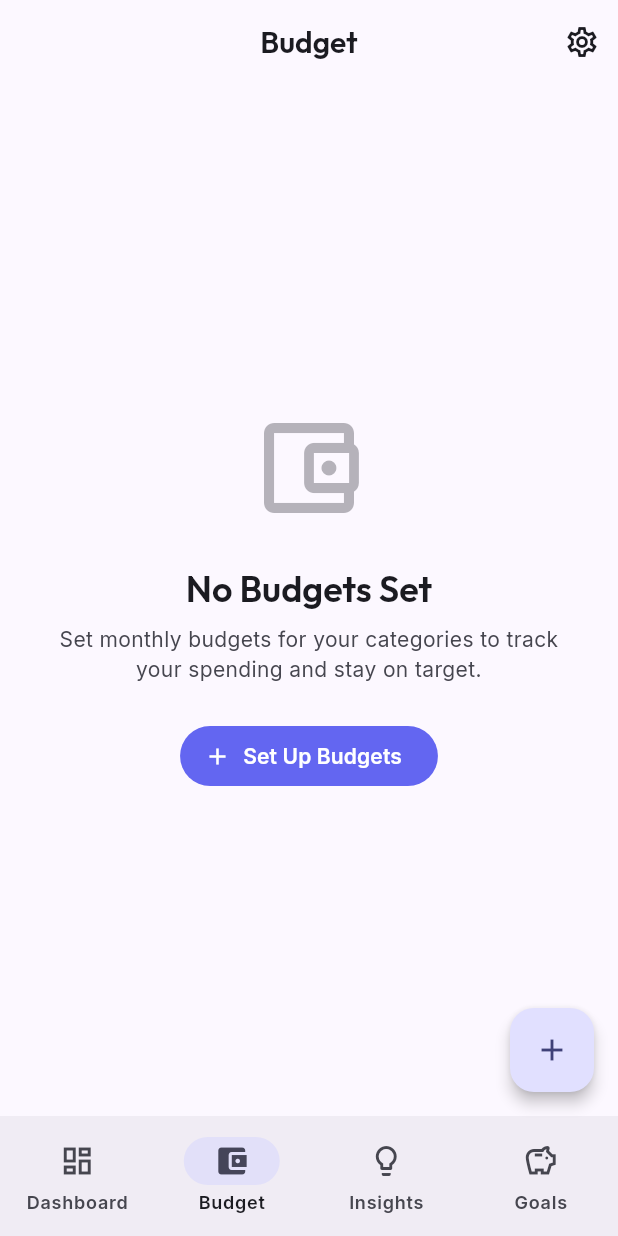
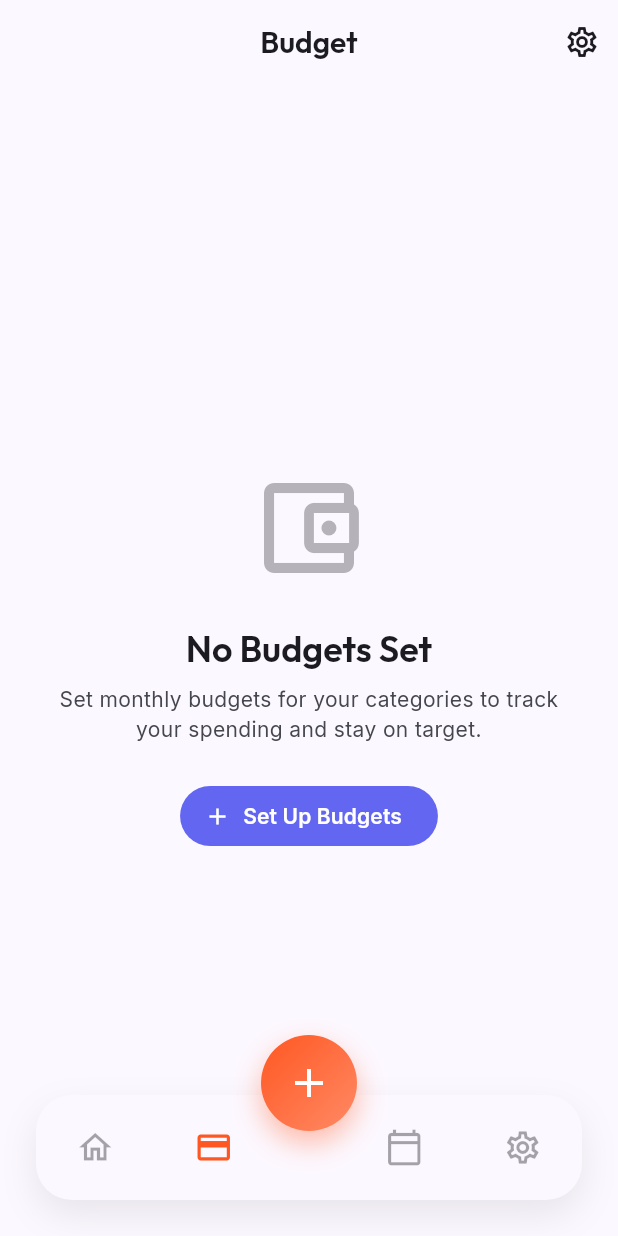
Before and after one commit to suraj-yadav0/money_manager, a Flutter app: the AppShell screen opened directly, item 2 of the bottom bar chosen, on a phone screen of 412 x 824 dp. Run offline on Flutter 3.47's test engine with Material 3 defaults, Android fonts, the phone set to English and light mode, and no system bars; our stand-ins replace drift, fl_chart, flutter_riverpod, google_fonts, image_picker, shared_preferences and 1 more; accounts and stored records are empty; generated files the repository leaves out were written again.

Commit message:
feat: Enhance app shell with new floating action button and redesigned bottom navigation bar; update balance card UI for improved aesthetics and functionality

```diff
--- a/lib/core/navigation/app_shell.dart
+++ b/lib/core/navigation/app_shell.dart
@@ -51,48 +51,129 @@ class _AppShellState extends ConsumerState<AppShell> {
     final currentIndex = ref.watch(navIndexProvider);
 
     return Scaffold(
+      extendBody: true, // Content flows behind the floating nav
       body: IndexedStack(index: currentIndex, children: _screens),
-      bottomNavigationBar: NavigationBar(
-        selectedIndex: currentIndex,
-        onDestinationSelected: (index) {
-          ref.read(navIndexProvider.notifier).state = index;
-        },
-        destinations: const [
-          NavigationDestination(
-            icon: Icon(Icons.dashboard_outlined),
-            selectedIcon: Icon(Icons.dashboard),
-            label: 'Dashboard',
+
+      floatingActionButtonLocation: FloatingActionButtonLocation.centerDocked,
+      floatingActionButton: Container(
+        margin: const EdgeInsets.only(top: 32),
+        height: 64,
+        width: 64,
+        decoration: BoxDecoration(
+          gradient: const LinearGradient(
+            colors: [
+              Color(0xFFFF5722), // Deep Orange
+              Color(0xFFFF8A65), // Lighter Orange
+            ],
+            begin: Alignment.topLeft,
+            end: Alignment.bottomRight,
           ),
-          NavigationDestination(
-            icon: Icon(Icons.account_balance_wallet_outlined),
-            selectedIcon: Icon(Icons.account_balance_wallet),
-            label: 'Budget',
+          shape: BoxShape.circle,
+          boxShadow: [
+            BoxShadow(
+              color: const Color(0xFFFF5722).withAlpha(100),
+              blurRadius: 16,
+              offset: const Offset(0, 8),
+            ),
+          ],
+        ),
+        child: FloatingActionButton(
+          onPressed: () {
+            Navigator.of(context).push(
+              MaterialPageRoute(builder: (_) => const AddTransactionScreen()),
+            );
+          },
+          backgroundColor: Colors.transparent,
+          elevation: 0,
+          shape: const CircleBorder(),
+          child: const Icon(Icons.add, color: Colors.white, size: 32),
+        ),
+      ),
+
+      bottomNavigationBar: Container(
+        margin: const EdgeInsets.symmetric(horizontal: 24, vertical: 24),
+        decoration: BoxDecoration(
+          color: Theme.of(context).colorScheme.surface,
+          borderRadius: BorderRadius.circular(24),
+          boxShadow: [
+            BoxShadow(
+              color: Colors.black.withAlpha(20),
+              blurRadius: 20,
+              offset: const Offset(0, 10),
+            ),
+          ],
+        ),
+        child: ClipRRect(
+          borderRadius: BorderRadius.circular(24),
+          child: BottomAppBar(
+            elevation: 0,
+            color: Colors.transparent,
+            height: 70,
+            padding: EdgeInsets.zero,
+            shape: const CircularNotchedRectangle(),
+            notchMargin: 8,
+            child: Row(
+              mainAxisAlignment: MainAxisAlignment.spaceAround,
+              children: [
+                _buildNavItem(
+                  context,
+                  0,
+                  Icons.home_filled,
+                  Icons.home_outlined,
+                ),
+                _buildNavItem(
+                  context,
+                  1,
+                  Icons.credit_card,
+                  Icons.credit_card_outlined,
+                ),
+                const SizedBox(width: 48), // Space for FAB
+                _buildNavItem(
+                  context,
+                  2,
+                  Icons.calendar_today,
+                  Icons.calendar_today_outlined,
+                ),
+                _buildNavItem(
+                  context,
+                  3,
+                  Icons.settings,
+                  Icons.settings_outlined,
+                ),
+              ],
+            ),
           ),
-          NavigationDestination(
-            icon: Icon(Icons.lightbulb_outline),
-            selectedIcon: Icon(Icons.lightbulb),
-            label: 'Insights',
-          ),
-          NavigationDestination(
-            icon: Icon(Icons.savings_outlined),
-            selectedIcon: Icon(Icons.savings),
-            label: 'Goals',
-          ),
-        ],
+        ),
       ),
-      floatingActionButton: currentIndex == 3
-          ? null
-          : FloatingActionButton(
-              heroTag: 'shell_fab',
-              onPressed: () {
-                Navigator.of(context).push(
-                  MaterialPageRoute(
-                    builder: (_) => const AddTransactionScreen(),
-                  ),
-                );
-              },
-              child: const Icon(Icons.add),
+    );
+  }
+
+  Widget _buildNavItem(
+    BuildContext context,
+    int index,
+    IconData selectedIcon,
+    IconData unselectedIcon,
+  ) {
+    final currentIndex = ref.watch(navIndexProvider);
+    final isSelected = currentIndex == index;
+    final color = isSelected
+        ? const Color(0xFFFF5722)
+        : Theme.of(context).colorScheme.onSurface.withAlpha(100);
+
+    return Expanded(
+      child: InkWell(
+        onTap: () => ref.read(navIndexProvider.notifier).state = index,
+        child: Column(
+          mainAxisAlignment: MainAxisAlignment.center,
+          children: [
+            Icon(
+              isSelected ? selectedIcon : unselectedIcon,
+              color: color,
+              size: 26,
             ),
+          ],
+        ),
+      ),
     );
   }
 }
--- a/lib/features/dashboard/screens/dashboard_screen.dart
+++ b/lib/features/dashboard/screens/dashboard_screen.dart
@@ -81,11 +81,11 @@ class DashboardScreen extends ConsumerWidget {
               const DateFilterBar(),
               const SizedBox(height: 16),
 
-              // Balance Card
+              // Balance Card (New Design)
               const BalanceCard(),
               const SizedBox(height: 16),
 
-              // Forecast Card
+              // Forecast Card (Restored)
               const ForecastCard(),
               const SizedBox(height: 24),
 
```
Also changed, not shown: lib/features/dashboard/widgets/balance_card.dart (+87 -72 lines).
